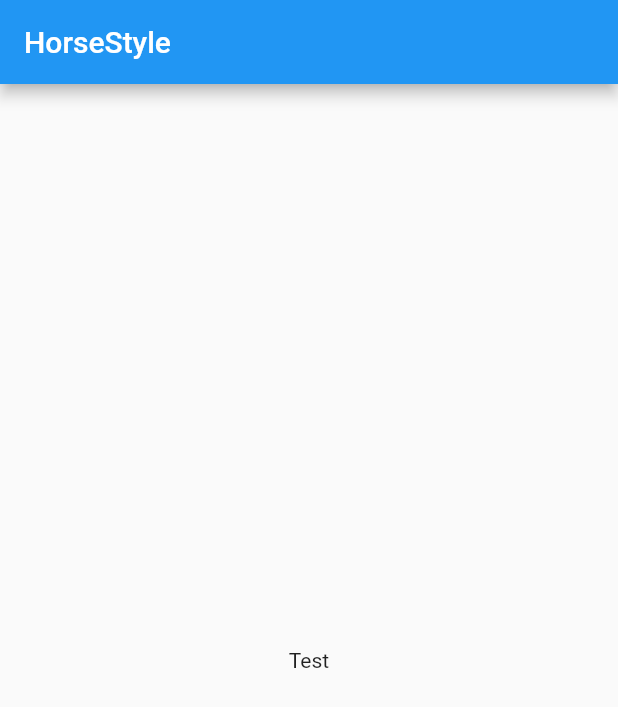
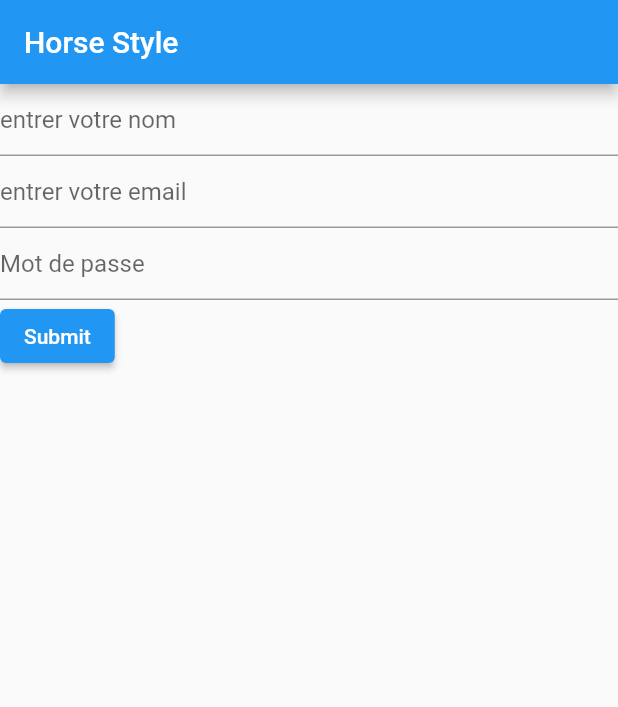
Before and after one commit to Kieran100/HorseStyle, a Flutter app: the screen it shows after launch, on a phone screen of 412 x 824 dp. Shown: the top 707 px of the screen. Run offline on Flutter 3.47's test engine with Material 2 defaults, Android fonts, the light colour scheme and no system bars; missing offline and left inert: mongo_dart.

Commit message:
formulaire inscription

```diff
--- a/lib/main.dart
+++ b/lib/main.dart
@@ -2,7 +2,7 @@ import 'package:flutter/material.dart';
 import 'dart:async';
 import 'package:horsestyle/controller/databaseController/mongo_db_controller.dart';
 import 'package:horsestyle/view/profilView.dart';
-
+import 'package:horsestyle/view/registerView.dart';
 
 Future<void> main() async {
   WidgetsFlutterBinding.ensureInitialized();
@@ -22,7 +22,7 @@ class MyApp extends StatelessWidget {
       theme: ThemeData(
         primarySwatch: Colors.blue,
       ),
-      home: const MyHomePage(title: 'HorseStyle'),
+      home: const RegisterView(),
     );
   }
 }
--- /dev/null
+++ b/lib/view/registerView.dart
@@ -0,0 +1,72 @@
+import 'package:flutter/material.dart';
+
+class RegisterView extends StatefulWidget {
+  const RegisterView({Key? key}) : super(key: key);
+
+  @override
+  State<RegisterView> createState() => _RegisterViewState();
+}
+
+class _RegisterViewState extends State<RegisterView> {
+
+  @override
+  Widget build(BuildContext context) {
+    final GlobalKey<FormState> _formKey = GlobalKey<FormState>();
+
+    return Scaffold(
+      appBar: AppBar(
+        title: Text("Horse Style"),
+      ),
+      body: Center(
+        child: Column(
+            crossAxisAlignment: CrossAxisAlignment.start,
+            children: <Widget>[
+              TextFormField(
+                decoration: const InputDecoration(
+                  hintText: 'entrer votre nom',
+                ),
+                validator: (String? value) {
+                  if (value == null || value.isEmpty) {
+                    return 'pas de nom';
+                  }
+                  return null;
+                },
+              ),
+              TextFormField(
+                  decoration: const InputDecoration(
+                    hintText: 'entrer votre email',
+                  ),
+                validator: (String? value) {
+                  if (value == null || value.isEmpty) {
+                    return 'pas d adresse mail';
+                  }
+                  return null;
+                },
+              ),
+              TextFormField(
+                decoration: const InputDecoration(
+                  hintText: 'Mot de passe',
+                ),
+                validator: (String? value) {
+                  if (value == null || value.isEmpty) {
+                    return 'pas de mot de passe';
+                  }
+                  return null;
+                },
+              ),
+               ElevatedButton(
+                onPressed: () {
+                  if (_formKey.currentState!.validate()) {
+                    ScaffoldMessenger.of(context).showSnackBar(
+                      const SnackBar(content: Text('Processing Data')),
+                    );
+                  }
+                },
+                child: const Text('Submit'),
+              ),
+            ]
+        ),
+      ),
+    );
+  }
+}
```
